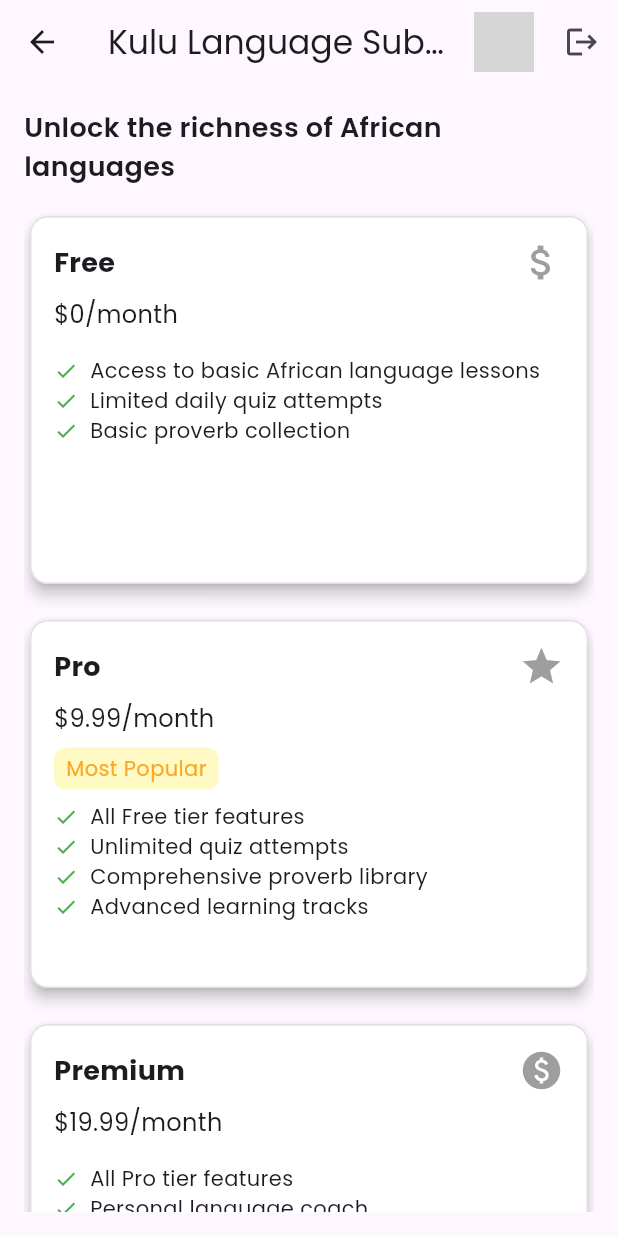
After one commit to jsumbo/Kulu, a Flutter app: the SettingsPage screen opened by its route, after a tap on "Subscription", on a phone screen of 412 x 824 dp. The commit adds this screen. Run offline on Flutter 3.47's test engine with Material 3 defaults, Android fonts, the phone set to English and light mode, and no system bars; our stand-ins replace cloud_firestore, firebase_auth, firebase_core, google_fonts, google_sign_in; accounts and stored records are empty; network calls fail; grey boxes are pictures that could not be loaded.

Commit message:
added subscription model in settings

```diff
--- a/lib/screens/settings_page.dart
+++ b/lib/screens/settings_page.dart
@@ -1,5 +1,6 @@
 import 'package:flutter/material.dart';
 import 'edit_profile_page.dart';
+import 'subscription_page.dart';
 
 class SettingsPage extends StatelessWidget {
   const SettingsPage({super.key});
@@ -56,6 +57,17 @@ class SettingsPage extends StatelessWidget {
               );
             },
           ),
+          _buildListTile(
+            title: 'Subscription',
+            icon: Icons.subscriptions,
+            onTap: () {
+              // Navigate to Subscription Page
+              Navigator.push(
+                context,
+                MaterialPageRoute(builder: (context) => SubscriptionPage()),
+              );
+            },
+          ),
           // Add more list tiles for other settings options here
         ],
       ),
--- /dev/null
+++ b/lib/screens/subscription_page.dart
@@ -0,0 +1,209 @@
+import 'package:flutter/material.dart';
+import 'package:firebase_auth/firebase_auth.dart';
+import 'package:cloud_firestore/cloud_firestore.dart';
+
+class SubscriptionPage extends StatefulWidget {
+  @override
+  _SubscriptionPageState createState() => _SubscriptionPageState();
+}
+
+class _SubscriptionPageState extends State<SubscriptionPage> {
+  final User? user = FirebaseAuth.instance.currentUser;
+  String? selectedPlan;
+
+  final List<Map<String, dynamic>> subscriptionPlans = [
+    {
+      'name': 'Free',
+      'price': 0,
+      'icon': Icons.attach_money,
+      'features': [
+        'Access to basic African language lessons',
+        'Limited daily quiz attempts',
+        'Basic proverb collection',
+      ],
+      'recommended': false,
+    },
+    {
+      'name': 'Pro',
+      'price': 9.99,
+      'icon': Icons.star,
+      'features': [
+        'All Free tier features',
+        'Unlimited quiz attempts',
+        'Comprehensive proverb library',
+        'Advanced learning tracks',
+      ],
+      'recommended': true,
+    },
+    {
+      'name': 'Premium',
+      'price': 19.99,
+      'icon': Icons.paid,
+      'features': [
+        'All Pro tier features',
+        'Personal language coach',
+        'Exclusive cultural content',
+        'Offline access',
+        'Multiple African language specializations',
+      ],
+      'recommended': false,
+    },
+  ];
+
+  void handleSubscriptionSelect(String planName, double planPrice) async {
+    if (user == null) {
+      ScaffoldMessenger.of(context).showSnackBar(
+        SnackBar(content: Text('Please sign in first')),
+      );
+      return;
+    }
+
+    try {
+      final userId = user!.uid;
+      await FirebaseFirestore.instance
+          .collection('subscriptions')
+          .doc(userId)
+          .set({
+        'plan': planName,
+        'price': planPrice,
+        'startDate': DateTime.now(),
+      });
+      setState(() {
+        selectedPlan = planName;
+      });
+    } catch (error) {
+      print('Subscription update failed: $error');
+    }
+  }
+
+  @override
+  Widget build(BuildContext context) {
+    return Scaffold(
+      appBar: AppBar(
+        title: Text('Kulu Language Subscriptions'),
+        actions: [
+          if (user != null)
+            Row(
+              children: [
+                CircleAvatar(
+                  backgroundImage: NetworkImage(user!.photoURL ?? ''),
+                ),
+                SizedBox(width: 8),
+                Text(user!.displayName ?? ''),
+                IconButton(
+                  icon: Icon(Icons.logout),
+                  onPressed: () async {
+                    await FirebaseAuth.instance.signOut();
+                    setState(() {});
+                  },
+                ),
+              ],
+            )
+          else
+            TextButton.icon(
+              onPressed: () async {
+                // Implement Google Sign-In here
+              },
+              icon: Icon(Icons.login, color: Colors.white),
+              label: Text('Sign In', style: TextStyle(color: Colors.white)),
+            ),
+        ],
+      ),
+      body: Padding(
+        padding: const EdgeInsets.all(16.0),
+        child: Column(
+          children: [
+            Text(
+              'Unlock the richness of African languages',
+              style: TextStyle(fontSize: 18, fontWeight: FontWeight.w600),
+            ),
+            SizedBox(height: 16),
+            Expanded(
+              child: GridView.builder(
+                gridDelegate: SliverGridDelegateWithFixedCrossAxisCount(
+                  crossAxisCount: 1,
+                  mainAxisSpacing: 16,
+                  childAspectRatio: 1.5,
+                ),
+                itemCount: subscriptionPlans.length,
+                itemBuilder: (context, index) {
+                  final plan = subscriptionPlans[index];
+                  final isSelected = selectedPlan == plan['name'];
+                  return GestureDetector(
+                    onTap: () =>
+                        handleSubscriptionSelect(plan['name'], plan['price']),
+                    child: Card(
+                      color: isSelected ? Colors.blue[50] : Colors.white,
+                      elevation: 4,
+                      shape: RoundedRectangleBorder(
+                        borderRadius: BorderRadius.circular(12),
+                        side: BorderSide(
+                          color: isSelected ? Colors.blue : Colors.grey[300]!,
+                          width: isSelected ? 2 : 1,
+                        ),
+                      ),
+                      child: Padding(
+                        padding: const EdgeInsets.all(16.0),
+                        child: Column(
+                          crossAxisAlignment: CrossAxisAlignment.start,
+                          children: [
+                            Row(
+                              mainAxisAlignment: MainAxisAlignment.spaceBetween,
+                              children: [
+                                Text(plan['name'],
+                                    style: TextStyle(
+                                        fontSize: 18,
+                                        fontWeight: FontWeight.bold)),
+                                Icon(plan['icon'],
+                                    color:
+                                        isSelected ? Colors.blue : Colors.grey,
+                                    size: 30),
+                              ],
+                            ),
+                            SizedBox(height: 8),
+                            Text('\$${plan['price']}/month',
+                                style: TextStyle(fontSize: 16)),
+                            SizedBox(height: 8),
+                            if (plan['recommended'])
+                              Container(
+                                padding: EdgeInsets.symmetric(
+                                    horizontal: 8, vertical: 4),
+                                decoration: BoxDecoration(
+                                  color: Colors.yellow[100],
+                                  borderRadius: BorderRadius.circular(8),
+                                ),
+                                child: Text('Most Popular',
+                                    style:
+                                        TextStyle(color: Colors.yellow[800])),
+                              ),
+                            SizedBox(height: 8),
+                            Expanded(
+                              child: ListView(
+                                children: List.generate(
+                                  plan['features'].length,
+                                  (i) => Row(
+                                    children: [
+                                      Icon(Icons.check,
+                                          color: Colors.green, size: 16),
+                                      SizedBox(width: 8),
+                                      Expanded(
+                                          child: Text(plan['features'][i])),
+                                    ],
+                                  ),
+                                ),
+                              ),
+                            ),
+                          ],
+                        ),
+                      ),
+                    ),
+                  );
+                },
+              ),
+            ),
+          ],
+        ),
+      ),
+    );
+  }
+}
```
